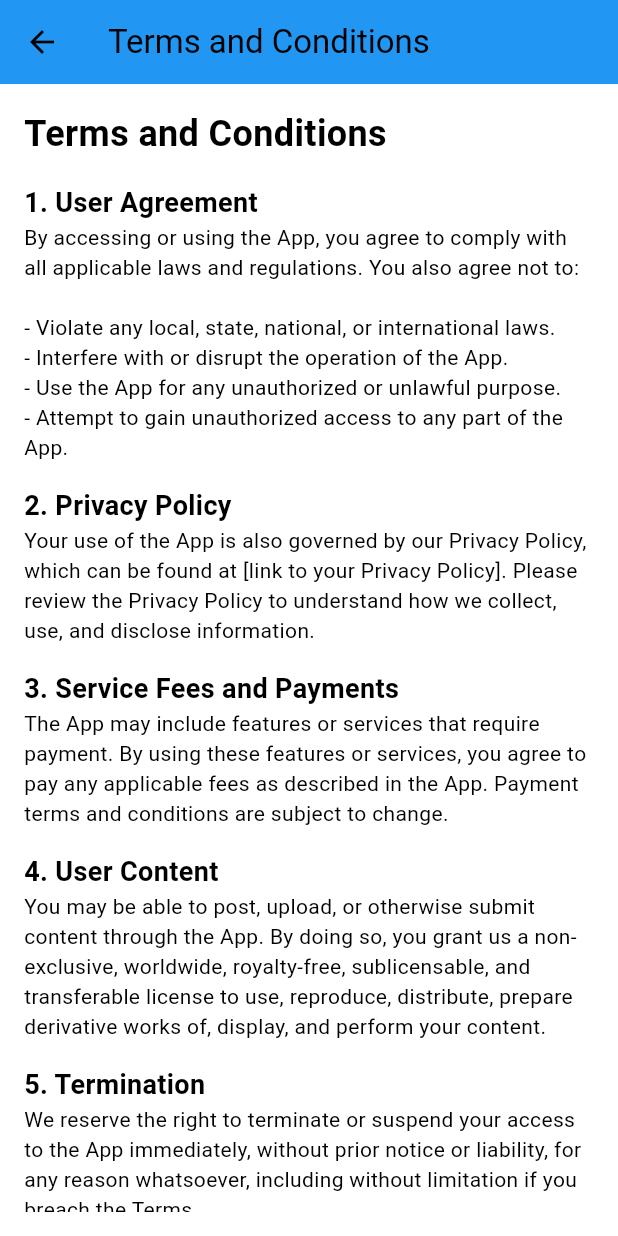
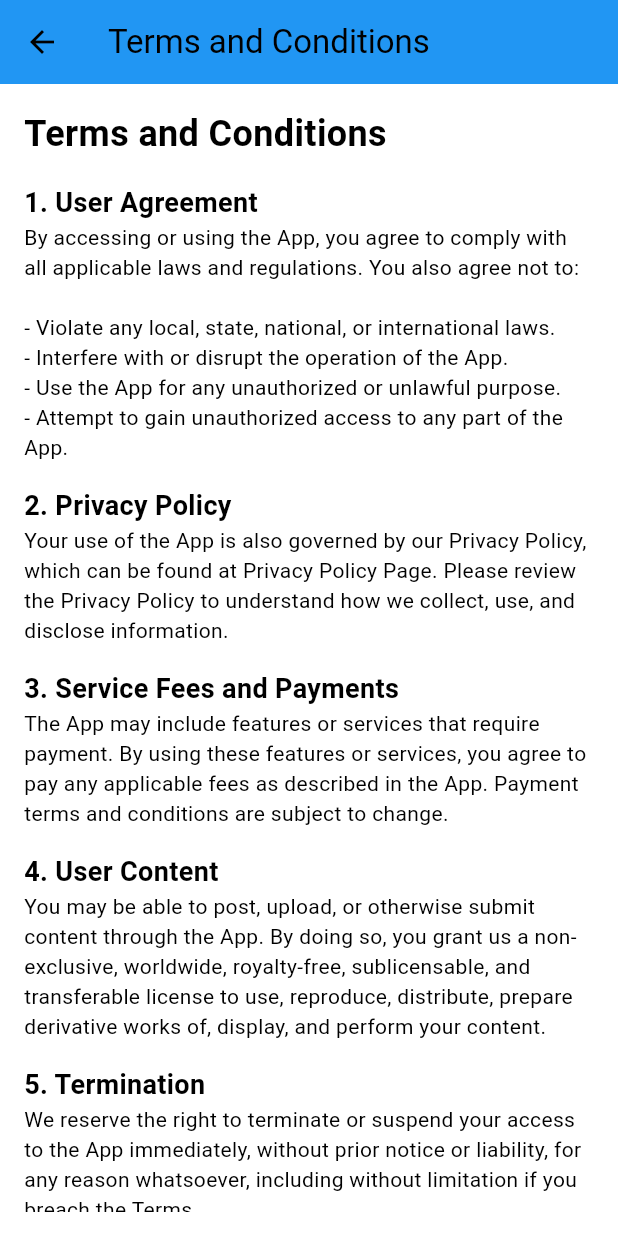
Before and after one commit to null-saurabh/ITR_App, a Flutter app: the HomePage screen opened directly, in the side drawer, after a tap on "Terms & Conditions", on a phone screen of 412 x 824 dp. Run offline on Flutter 3.47's test engine with Material 3 defaults, Android fonts, the phone set to English and light mode, and no system bars; our stand-ins replace dotted_line, file_picker, flutter_secure_storage, flutter_speed_dial, shared_preferences; missing offline and left inert: razorpay_flutter; accounts and stored records are empty.

Commit message:
term_and_condition

```diff
--- a/lib/view/screen/homepage.dart
+++ b/lib/view/screen/homepage.dart
@@ -21,8 +21,7 @@ class _HomePageState extends State<HomePage> {
     final themeMode = Theme.of(context).brightness == Brightness.dark
         ? ThemeMode.dark
         : ThemeMode.light;
-    print('home');
-    // Provider.of<ApiProvider>(context, listen: false).updateOrdersForDashboard();
+    Provider.of<ApiProvider>(context, listen: false).updateOrdersForDashboard();
     return Scaffold(
       floatingActionButton: const CustomFAB(),
       drawer: const DrawerUi(),
--- a/lib/view/screen/term_and_condition_page.dart
+++ b/lib/view/screen/term_and_condition_page.dart
@@ -48,7 +48,7 @@ class TermsAndConditionsPage extends StatelessWidget {
                 ),
               ),
               Text(
-                'Your use of the App is also governed by our Privacy Policy, which can be found at [link to your Privacy Policy]. Please review the Privacy Policy to understand how we collect, use, and disclose information.',
+                'Your use of the App is also governed by our Privacy Policy, which can be found at Privacy Policy Page. Please review the Privacy Policy to understand how we collect, use, and disclose information.',
               ),
               SizedBox(height: 16),
               Text(
```
